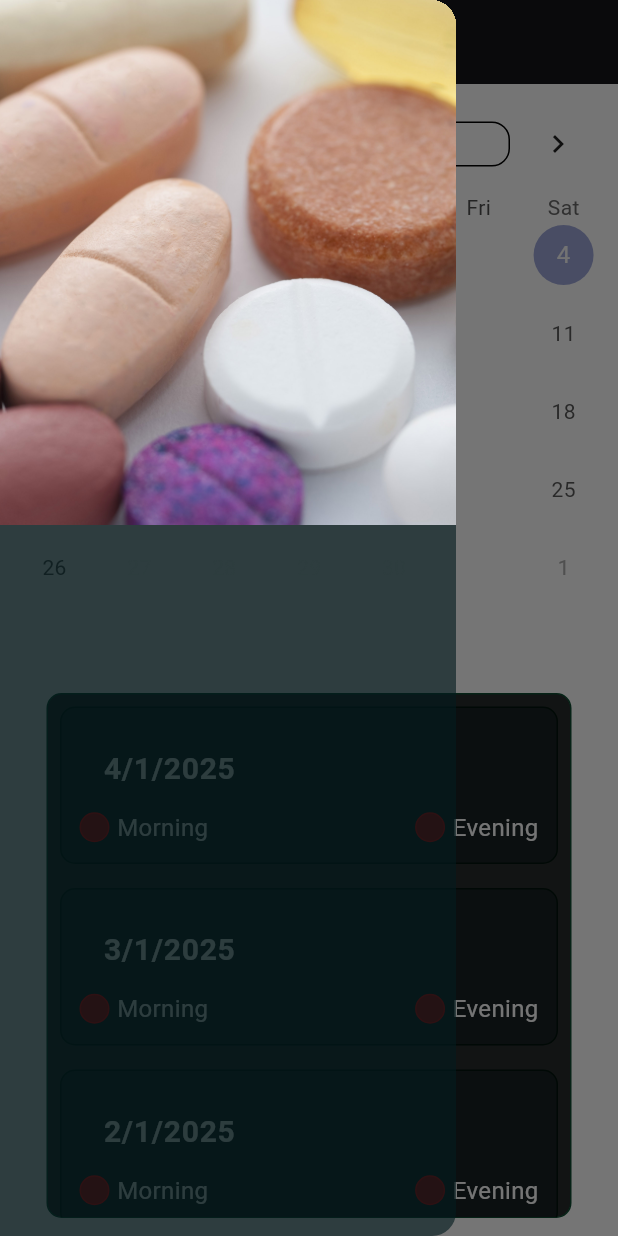
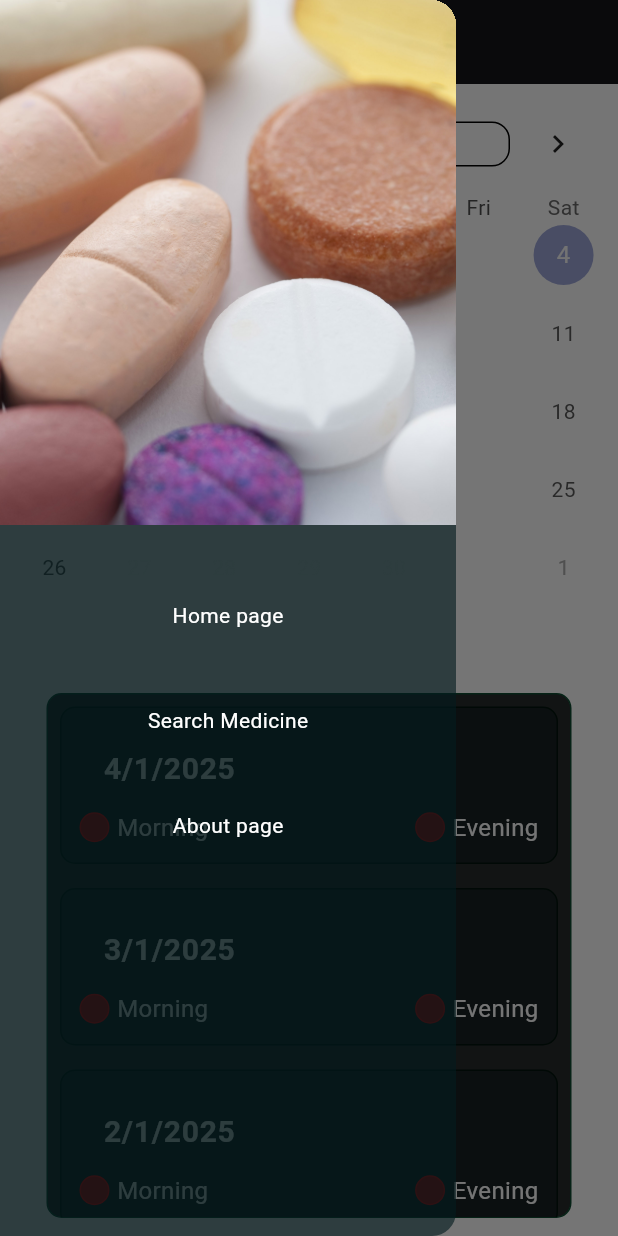
Before and after one commit to Fuadseid/checklist_app_for_medical_tab_user, a Flutter app: the screen it shows after launch, with the side drawer open, on a phone screen of 412 x 824 dp. Run offline on Flutter 3.47's test engine with Material 3 defaults, Android fonts, the phone set to English and light mode, and no system bars; drawn by our look-alikes of table_calendar.

Commit message:
adding two page that are trigered on the drawer and they are search for search for medicine and about to display about me on the page

```diff
--- /dev/null
+++ b/checklist_app/lib/Screen/Search.dart
@@ -0,0 +1,15 @@
+import 'package:flutter/material.dart';
+
+class Search extends StatefulWidget {
+  const Search({super.key});
+
+  @override
+  State<Search> createState() => _SearchState();
+}
+
+class _SearchState extends State<Search> {
+  @override
+  Widget build(BuildContext context) {
+    return const Text('Search page');
+  }
+}
--- a/checklist_app/lib/widget/Homepage.dart
+++ b/checklist_app/lib/widget/Homepage.dart
@@ -1,10 +1,18 @@
 import 'package:flutter/material.dart';
-import 'package:checklist_app/Screen/Calander.dart'; // Assuming you have Calendar imported
+import 'package:checklist_app/Screen/Calander.dart';
 import 'package:checklist_app/Screen/Displaycheck.dart';
-import 'package:provider/provider.dart'; // Correct import of Displaycheck
+import 'package:checklist_app/Screen/Aboutpage.dart';
+import 'package:checklist_app/Screen/Search.dart';
 
-class Homepage extends StatelessWidget {
+class Homepage extends StatefulWidget {
   const Homepage({super.key});
+
+  @override
+  State<Homepage> createState() => _HomepageState();
+}
+
+class _HomepageState extends State<Homepage> {
+  int index = 0; // Move index here to maintain state across rebuilds
 
   @override
   Widget build(BuildContext context) {
@@ -20,32 +28,75 @@ class Homepage extends StatelessWidget {
       ),
       drawer: Drawer(
         backgroundColor: Theme.of(context).secondaryHeaderColor,
-        child: Consumer(
-          builder: (context, value, child) => Column(children: [
+        child: Column(
+          children: [
             Container(
               height: 350,
               width: double.infinity,
               child: Image.asset(
                 'assets/many_tablets.jpg',
                 fit: BoxFit.cover,
-                )),
-          ]),
               ),
             ),
-      body: const Column(
-        children: [
+            const SizedBox(height: 50),
+            GestureDetector(
+              child: Text(
+                "Home page",
+                style: Theme.of(context).textTheme.bodyMedium,
+              ),
+              onTap: () {
+                setState(() {
+                  index = 0;
+                });
+                Navigator.pop(context); // Close the drawer after selecting
+              },
+            ),
+            const SizedBox(height: 50),
+            GestureDetector(
+              child: Text(
+                "Search Medicine",
+                style: Theme.of(context).textTheme.bodyMedium,
+              ),
+              onTap: () {
+                setState(() {
+                  index = 1;
+                });
+                Navigator.pop(context); // Close the drawer after selecting
+              },
+            ),
+            const SizedBox(height: 50),
+            GestureDetector(
+              child: Text(
+                "About page",
+                style: Theme.of(context).textTheme.bodyMedium,
+              ),
+              onTap: () {
+                setState(() {
+                  index = 2;
+                });
+                Navigator.pop(context); // Close the drawer after selecting
+              },
+            ),
+          ],
+        ),
+      ),
+      body: index == 0
+          ?const Column(
+              children: const [
                 Expanded(
                   child: Column(
                     children: [
-              Calendar(), // Ensure Calendar is imported correctly
-              SizedBox(
-                height: 50,
-              ),
-              Displaycheck(), // Displaycheck is used here
-            ],
-          ))
+                      Calendar(),
+                      SizedBox(height: 50),
+                      Displaycheck(),
                     ],
                   ),
+                ),
+              ],
+            )
+          : index == 1
+              ? const Search()
+              : const Aboutpage(),
     );
   }
 }
```
Also changed, not shown: checklist_app/lib/Screen/Aboutpage.dart (added, +15 -0 lines). Lines whose indentation alone changed are shown as unchanged.
